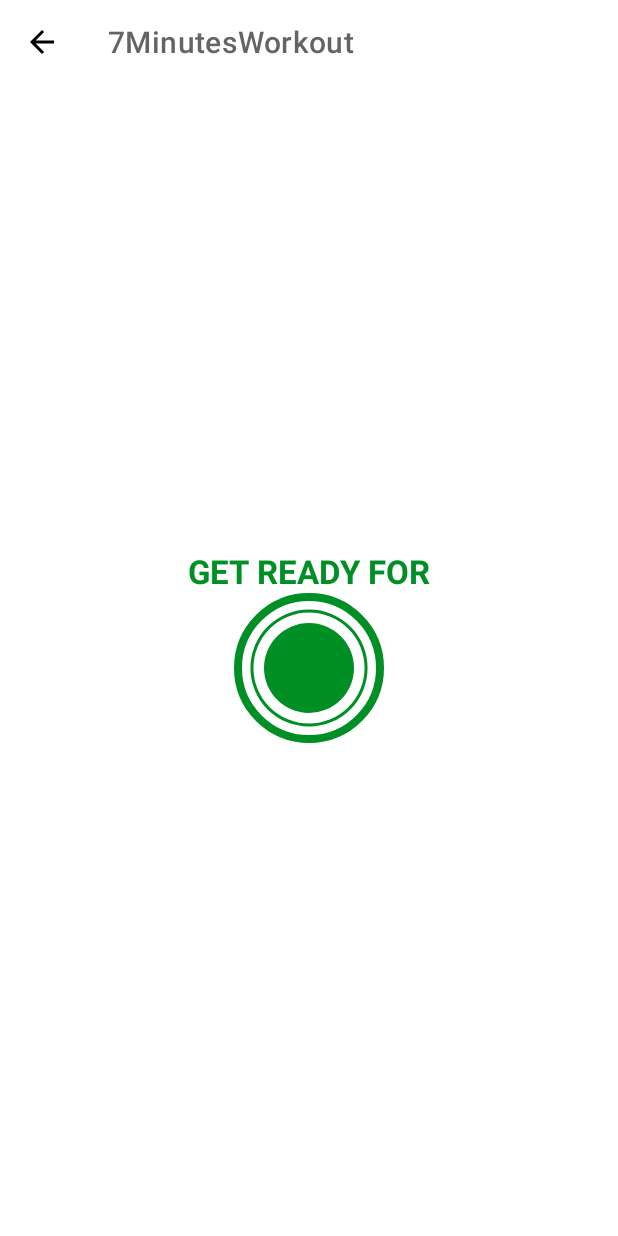
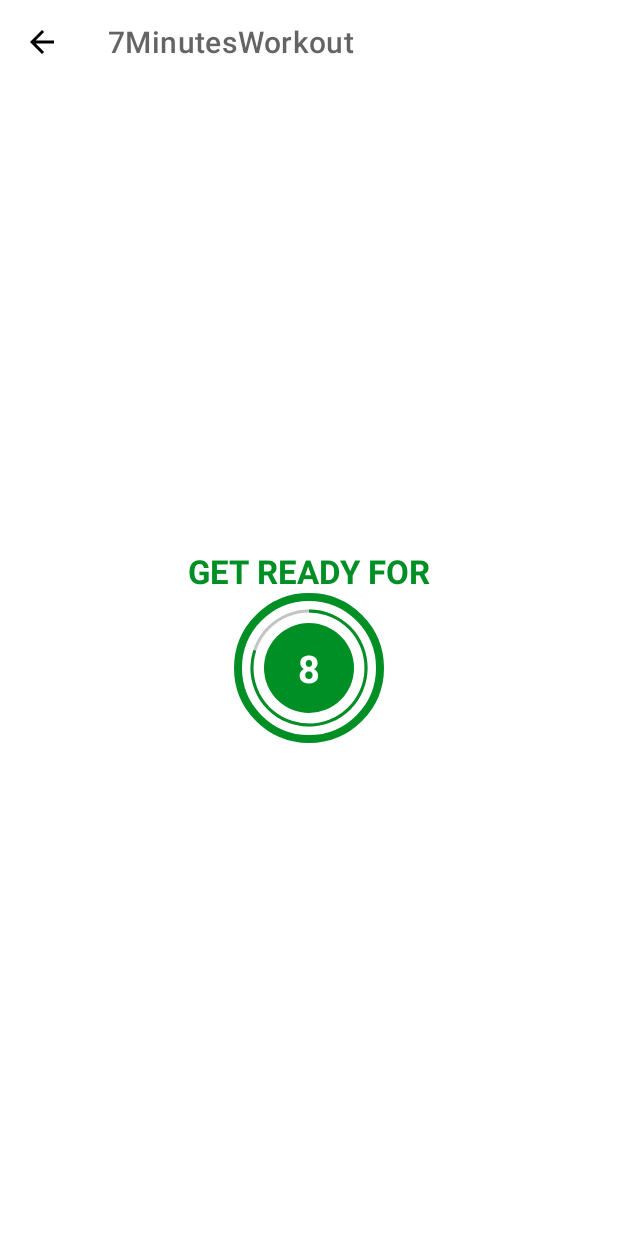
Before and after one commit to roshansingh2444/WorkoutApp, an Android app: the ExerciseActivity screen opened directly, with no data from a screen before it, on a phone screen of 412 x 824 dp. Run offline under Robolectric (Android 15) with nearby library versions, the light colour scheme and no system bars.

Commit message:
Added Exercise Timer

```diff
--- a/app/src/main/java/com/d/a7minutesworkout/ExerciseActivity.kt
+++ b/app/src/main/java/com/d/a7minutesworkout/ExerciseActivity.kt
@@ -2,10 +2,19 @@
 
 import androidx.appcompat.app.AppCompatActivity
 import android.os.Bundle
+import android.os.CountDownTimer
+import android.view.View
+import android.widget.Toast
 import com.d.a7minutesworkout.databinding.ActivityExerciseBinding
 
 class ExerciseActivity : AppCompatActivity() {
     private var binding: ActivityExerciseBinding? = null
+
+    private var restTimer: CountDownTimer? = null
+    private var restProgress = 0
+
+    private var exerciseTimer: CountDownTimer? = null
+    private var exerciseProgress = 0
 
     override fun onCreate(savedInstanceState: Bundle?) {
         super.onCreate(savedInstanceState)
@@ -21,5 +30,78 @@
         binding?.toolbarExercise?.setNavigationOnClickListener {
             onBackPressed()
         }
+        setupRestView()
     }
+
+    private fun setupRestView(){
+        if(restTimer != null){
+            restTimer?.cancel()
+            restProgress = 0
+        }
+        setRestProgressBar()
+    }
+    private fun setupExerciseView(){
+        binding?.flProgressBar?.visibility = View.INVISIBLE
+
+        binding?.tvTitle?.text = "Exercise Name"
+        binding?.flExerciseView?.visibility = View.VISIBLE
+        if(exerciseTimer != null){
+            exerciseTimer?.cancel()
+            exerciseProgress=0
+        }
+            setExerciseProgressBar()
+    }
+    private fun setRestProgressBar(){
+        binding?.progressBar?.progress = restProgress
+
+        restTimer = object: CountDownTimer(10000,1000){
+            override fun onTick(millisUntilFinished: Long) {
+                restProgress++
+                binding?.progressBar?.progress = 10 - restProgress
+                binding?.tvTimer?.text = (10 - restProgress).toString()
+            }
+
+            override fun onFinish() {
+              setupExerciseView()
+            }
+
+        }.start()
+    }
+
+    private fun setExerciseProgressBar(){
+        binding?.progressBarExercise?.progress = exerciseProgress
+
+        restTimer = object: CountDownTimer(30000,1000){
+            override fun onTick(millisUntilFinished: Long) {
+                exerciseProgress++
+                binding?.progressBarExercise?.progress = 30 - exerciseProgress
+                binding?.tvTimerExercise?.text = (30 - exerciseProgress).toString()
+            }
+
+            override fun onFinish() {
+                Toast.makeText(
+                    this@ExerciseActivity,
+                    "30 Seconds are over, lets go to the rest view",
+                    Toast.LENGTH_SHORT
+                ).show()
+            }
+
+        }.start()
+    }
+
+    override fun onDestroy() {
+        super.onDestroy()
+        if(restTimer != null){
+            restTimer?.cancel()
+            restProgress = 0
+        }
+
+        if(exerciseTimer != null){
+            exerciseTimer?.cancel()
+            exerciseProgress = 0
+        }
+
+        binding = null
+    }
+
 }
--- a/app/src/main/java/com/d/a7minutesworkout/MainActivity.kt
+++ b/app/src/main/java/com/d/a7minutesworkout/MainActivity.kt
@@ -15,7 +15,7 @@
 
         //val flStartButton : FrameLayout = findViewById(R.id.flStart)
         binding?.flStart?.setOnClickListener{
-          val intent = Intent(this,ExerciseActivity::class.java)
+            val intent = Intent(this,ExerciseActivity::class.java)
             startActivity(intent)
         }
     }
--- a/app/src/main/res/drawable/circular_progress_gray.xml
+++ b/app/src/main/res/drawable/circular_progress_gray.xml
@@ -5,7 +5,7 @@
             android:innerRadiusRatio="2.7"
             android:shape="ring"
             android:thicknessRatio="50.0"
-            android:useLevel="true"
+            android:useLevel="false"
             >
             <solid android:color="@color/lightGrey"/>
         </shape>
--- a/app/src/main/res/layout/activity_exercise.xml
+++ b/app/src/main/res/layout/activity_exercise.xml
@@ -72,5 +72,48 @@
                 tools:text="10" />
         </LinearLayout>
     </FrameLayout>
+    <FrameLayout
+        android:id="@+id/flExerciseView"
+        android:layout_width="100dp"
+        android:layout_height="100dp"
+        android:layout_marginTop="10dp"
+        android:visibility="gone"
+        tools:visibility="visible"
+        android:background="@drawable/item_circular_color_accent_border"
+        app:layout_constraintBottom_toBottomOf="parent"
+        app:layout_constraintEnd_toEndOf="parent"
+        app:layout_constraintStart_toStartOf="parent"
+        app:layout_constraintTop_toBottomOf="@id/toolbarExercise">
+
+        <ProgressBar
+            android:id="@+id/progressBarExercise"
+            style="?android:attr/progressBarStyleHorizontal"
+            android:layout_width="100dp"
+            android:layout_height="100dp"
+            android:layout_gravity="center"
+            android:background="@drawable/circular_progress_gray"
+            android:indeterminate="false"
+            android:max="30"
+            android:progress="300"
+            android:progressDrawable="@drawable/circular_progress_bar"
+            android:rotation="-90" />
+
+        <LinearLayout
+            android:layout_width="60dp"
+            android:layout_height="60dp"
+            android:layout_gravity="center"
+            android:background="@drawable/item_circular_color_accent_background"
+            android:gravity="center">
+
+            <TextView
+                android:id="@+id/tvTimerExercise"
+                android:layout_width="wrap_content"
+                android:layout_height="wrap_content"
+                android:textColor="#FFFFFF"
+                android:textSize="25sp"
+                android:textStyle="bold"
+                tools:text="30" />
+        </LinearLayout>
+    </FrameLayout>
 
 </androidx.constraintlayout.widget.ConstraintLayout>
```
